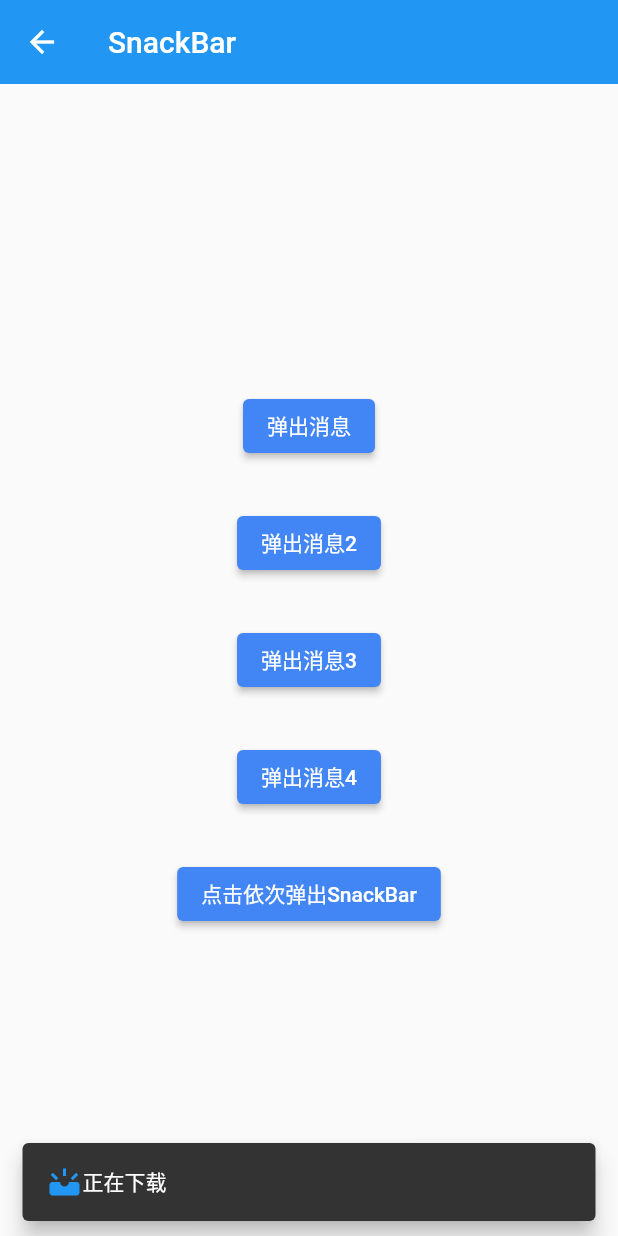
After one commit to codprincess/flutter_base, a Flutter app: the SnackBarPage screen opened by its route, after a tap on "弹出消息3", on a phone screen of 412 x 824 dp. The commit adds this screen. Run offline on Flutter 3.47's test engine with Material 2 defaults, Android fonts, the phone set to English and light mode, and no system bars; our stand-ins replace shared_preferences; missing offline and left inert: fancy_bottom_navigation_2; accounts and stored records are empty.

Commit message:
SnackBar

```diff
--- /dev/null
+++ b/lib/SnackBarPage.dart
@@ -0,0 +1,113 @@
+import 'package:flutter/material.dart';
+
+class SnackBarPage extends StatefulWidget {
+  const SnackBarPage({Key? key}) : super(key: key);
+
+  @override
+  State<SnackBarPage> createState() => _SnackBarPageState();
+}
+
+class _SnackBarPageState extends State<SnackBarPage> {
+  @override
+  Widget build(BuildContext context) {
+    return Scaffold(
+      appBar: AppBar(title: const Text('SnackBar'),),
+      body: Center(
+        child: Column(
+          mainAxisAlignment: MainAxisAlignment.center,
+          children: [
+            ElevatedButton(
+              onPressed: (){
+                ScaffoldMessenger.of(context).showSnackBar(
+                    SnackBar(
+                      duration: const Duration(seconds: 5),//设置显示时间
+                      content: const Text('一起学习flutter',style: TextStyle(color: Colors.white),),
+                      elevation: 6,
+                      backgroundColor: Colors.blueGrey,
+                      shape: RoundedRectangleBorder(borderRadius: BorderRadius.circular(20)),
+                  )
+                );
+              },
+              child: const Text('弹出消息')
+            ),
+            const SizedBox(height: 30,),
+            ElevatedButton(
+                onPressed: (){
+                  ScaffoldMessenger.of(context).showSnackBar(
+                    SnackBar(
+                      content: Row(
+                        children: const [
+                          Icon(Icons.upcoming,color: Colors.blue,),
+                          Text('正在下载')
+                        ],
+                      ),
+                    )
+                  );
+                },
+                child: const Text('弹出消息2')
+            ),
+            const SizedBox(height: 30,),
+            ElevatedButton(
+                onPressed: (){
+                  ScaffoldMessenger.of(context).showSnackBar(
+                      SnackBar(
+                        content: Row(
+                          children: const [
+                            Icon(Icons.upcoming,color: Colors.blue,),
+                            Text('正在下载')
+                          ],
+                        ),
+                        behavior: SnackBarBehavior.floating,
+                      )
+                  );
+                },
+                child: const Text('弹出消息3')
+            ),
+            const SizedBox(height: 30,),
+            ElevatedButton(
+                onPressed: (){
+                  ScaffoldMessenger.of(context).showSnackBar(
+                      SnackBar(
+                        action: SnackBarAction(
+                          label: '确定',
+                          onPressed: (){
+                            print('11111');
+                          },
+                        ),
+                        content: const Text('处理用户点击事件'),
+                        behavior: SnackBarBehavior.floating,
+                      )
+                  );
+                },
+                child: const Text('弹出消息4')
+            ),
+            const SizedBox(height: 30,),
+            ElevatedButton(
+                onPressed: (){
+                  List.generate(8, (index) => ScaffoldMessenger.of(context).showSnackBar(
+                      SnackBar(
+                        action: SnackBarAction(
+                          label: '确定',
+                          onPressed: (){
+                            print('11111');
+                          },
+                        ),
+                        content:  Text('消息：$index'),
+                      )
+                  ));
+                },
+                child: const Text('点击依次弹出SnackBar')
+            ),
+
+
+
+
+
+
+
+          ],
+        ),
+      )
+    );
+  }
+}
--- a/lib/main.dart
+++ b/lib/main.dart
@@ -1,6 +1,7 @@
 import 'package:flutter/material.dart';
 import 'package:flutter_base/AnimatedBuilderPage.dart';
 import 'package:flutter_base/AnimatedListPage.dart';
+import 'package:flutter_base/AnimatedModalBarrierPage.dart';
 import 'package:flutter_base/AppPage.dart';
 import 'package:flutter_base/BorderPage.dart';
 import 'package:flutter_base/BottomAppBarPage.dart';
@@ -31,6 +32,7 @@ import 'package:flutter_base/SliverPaddingPage.dart';
 import 'package:flutter_base/SliverPersistentHeaderPage.dart';
 import 'package:flutter_base/SliverSafeAreaPage.dart';
 import 'package:flutter_base/SliverToBoxAdapterPage.dart';
+import 'package:flutter_base/SnackBarPage.dart';
 import 'package:flutter_base/SvPage.dart';
 import 'package:flutter_base/TestPage.dart';
 import 'package:flutter_base/TextPage.dart';
@@ -136,6 +138,7 @@ class _MyAppState extends State<MyApp> {
               'scaffold_page':(context)=>ScaffoldPage(),
               // 'indicator_page':(context)=>IndicatorPage(),
               'dialog_page':(context)=>showBottomSheetPage(),
+              'SnackBar_page':(context)=>SnackBarPage(),
               'border_page':(context)=>BorderPage(),
               'stack_page':(context)=>StackPage(),
               'Positioned_Page':(context)=>PositionedPage(),
@@ -184,7 +187,9 @@ class _MyAppState extends State<MyApp> {
               'ScaleAnimation_page':(context)=>ScaleAnimationPage(),
               'AnimatedWidget_Page':(context)=>AnimatedWidgetPage(),
               'AnimatedBuilder_Page':(context)=>AnimatedBuilderPage(),
-              'AlignTransition_Page':(context)=>AlignTransitionPage()
+              'AlignTransition_Page':(context)=>AlignTransitionPage(),
+              'AnimatedModalBarrier_Page':(context)=>AnimatedModalBarrierPage(),
+
             },
           );
         },
@@ -345,6 +350,13 @@ class _MyHomePageState extends State<MyHomePage> {
                     },
                     child: const Text('弹出框'),
                   ),
+                  ElevatedButton(
+                    onPressed: (){
+                      Navigator.pushNamed(context, 'SnackBar_page');
+                    },
+                    child: const Text('SnackBar'),
+                  ),
+
                   ElevatedButton(
                     onPressed: (){
                       Navigator.pushNamed(context, 'border_page');
@@ -606,6 +618,13 @@ class _MyHomePageState extends State<MyHomePage> {
                     },
                     child: const Text('AlignTransition'),
                   ),
+                  ElevatedButton(
+                    onPressed: (){
+                      Navigator.pushNamed(context, 'AnimatedModalBarrier_Page');
+                    },
+                    child: const Text('AnimatedModalBarrier'),
+                  ),
+
 
                   ElevatedButton(
                     onPressed: (){
```
Also changed, not shown: lib/AnimatedModalBarrierPage.dart (added, +84 -0 lines), 11 other files.
